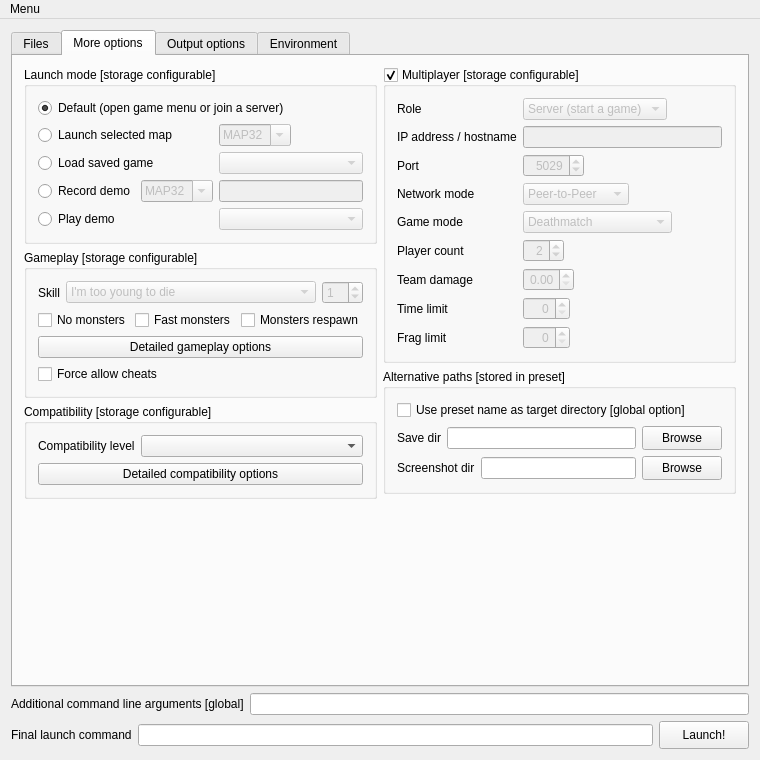
First picture: the form in Forms/MainWindow.ui, repository Youda008/DoomRunner, before the edit.
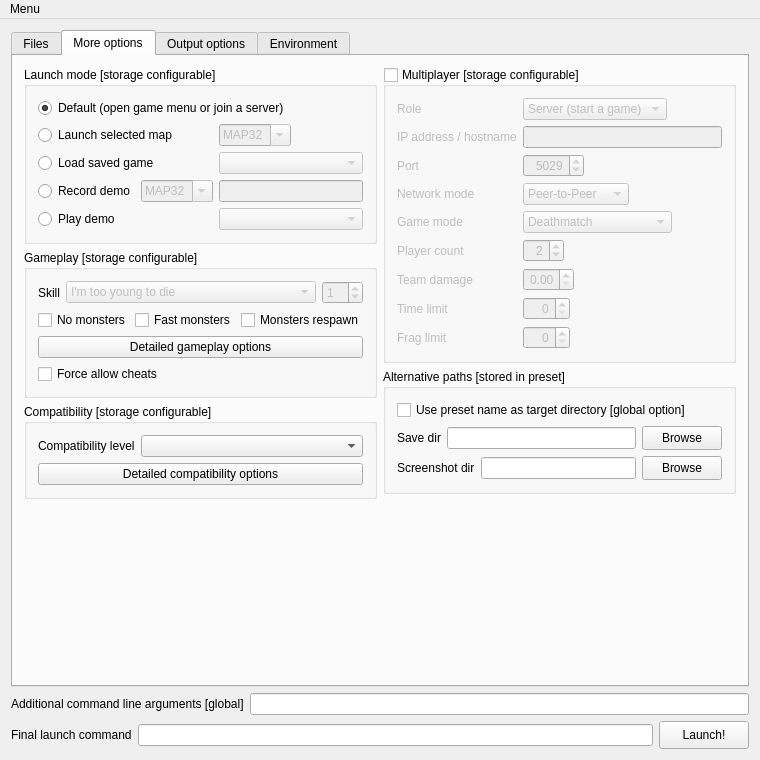
Second picture: the form after the edit. The open tabs and pages were chosen to show the change. Icons and pictures are not drawn. Custom widgets are drawn as their Qt base class.

Commit message: make multiplayer group box disabled on first start

Patch:
```diff
--- a/Forms/MainWindow.ui
+++ b/Forms/MainWindow.ui
@@ -1011,6 +1011,9 @@
             <property name="checkable">
              <bool>true</bool>
             </property>
+            <property name="checked">
+             <bool>false</bool>
+            </property>
             <layout class="QGridLayout" name="gridLayout_2">
              <item row="0" column="0">
               <widget class="QLabel" name="multRoleLabel">
```
